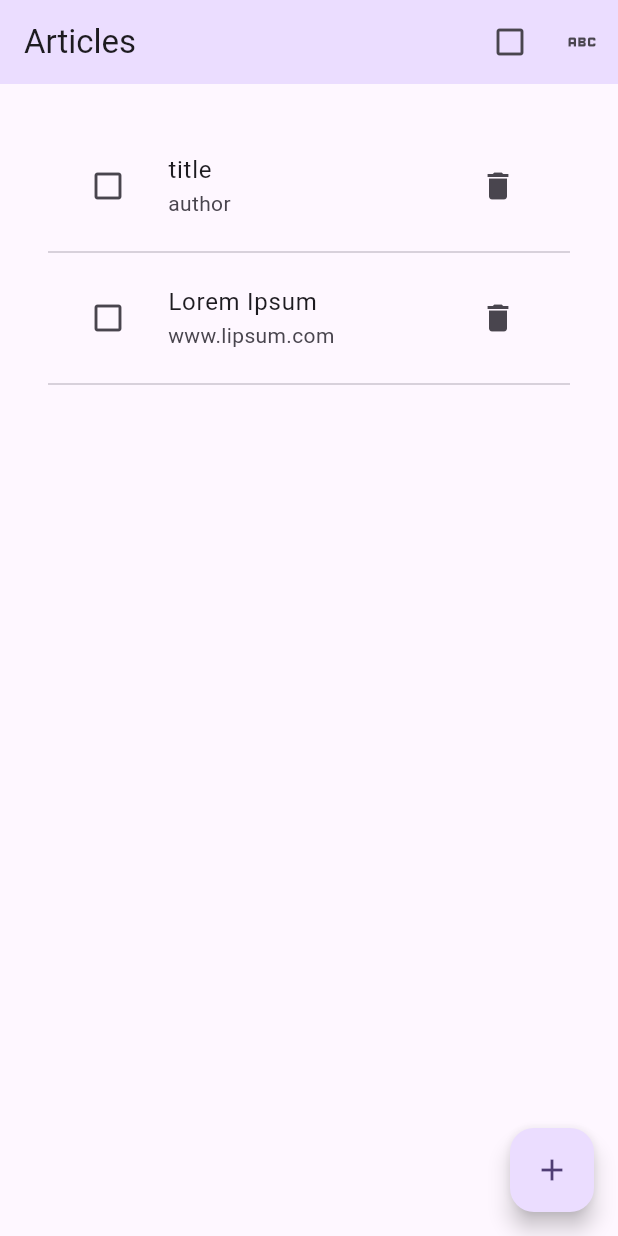
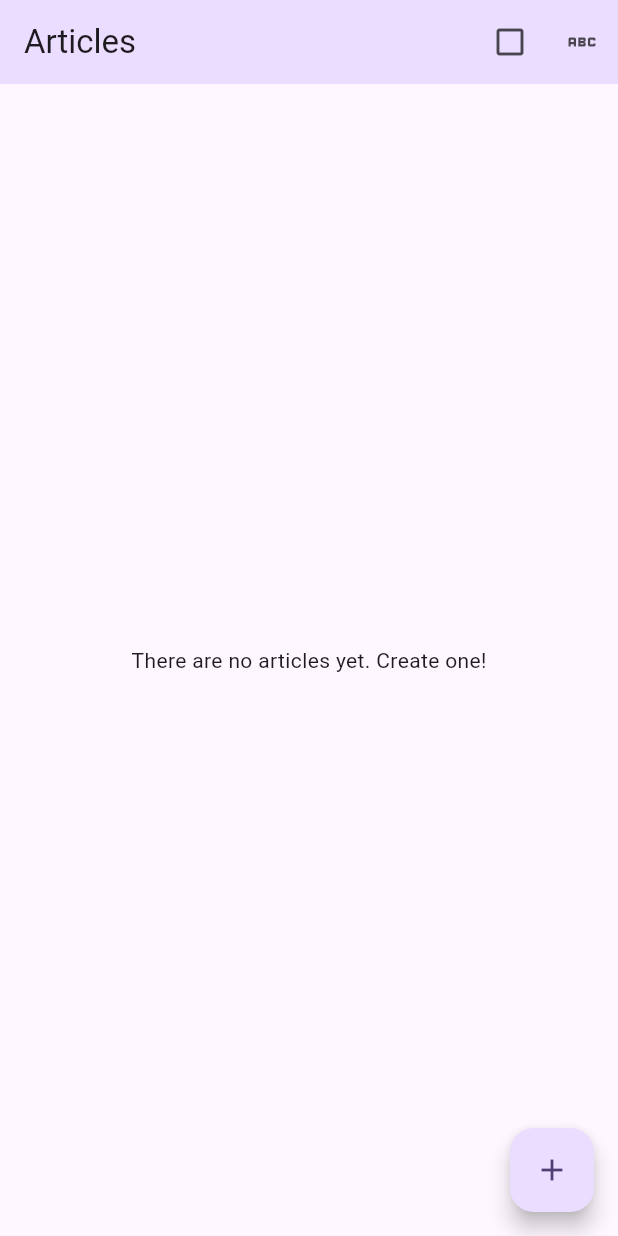
Before and after one commit to karen-asipuela-vinci/vinci-2, a Flutter app: the screen it shows after launch, on a phone screen of 412 x 824 dp. Run offline on Flutter 3.47's test engine with Material 3 defaults, Android fonts, the phone set to English and light mode, and no system bars; our stand-ins replace go_router.

```diff
--- a/intro-mobile/exo4/lib/main.dart
+++ b/intro-mobile/exo4/lib/main.dart
@@ -1,53 +1,60 @@
-import 'package:exo4/views/article_screen.dart';
-import 'package:exo4/views/form_screen.dart';
-import 'package:exo4/views/list_screen.dart';
+import 'package:exo4/view_models/click_actions_article.dart';
+
+import 'view_models/click_actions_article.dart';
+import 'package:provider/provider.dart';
+
+import 'views/article_screen.dart';
+import 'views/form_screen.dart';
+import 'views/list_screen.dart';
 import 'package:flutter/material.dart';
 import 'package:go_router/go_router.dart';
 
 import 'models/article.dart';
 
-final GoRouter _routeur = GoRouter(
+final GoRouter _router = GoRouter(
   initialLocation: '/',
   routes: [
     GoRoute(
       path: '/',
-      builder: (context, state) {
-        return const ListScreen();
-      },
+      builder: (context, state) => const ListScreen(),
+      routes: [
+        GoRoute(
+          path: 'create-article',
+          builder: (context, state) => const FormScreen(),
+        ),
+        GoRoute(
+          path: 'articles/:id',
+          builder: (context, state) {
+            final id = state.pathParameters['id']!;
+            final Article? article =
+            Provider.of<ClickActionsArticle>(context, listen: false)
+                .getArticleById(int.parse(id));
+            return ArticleScreen(article: article!);
+          },
+        ),
+      ],
     ),
-    GoRoute(
-        path: '/form',
-        builder: (context, state) {
-          return const FormScreen();
-        }
-    ),
-    GoRoute(
-        path: '/article/:id',
-        builder: (context, state) {
-          // ! state.extra as Article because we need a Article as parameter
-          return ArticleScreen(article: state.extra as Article);
-        }
-    ),
-  ]
+  ],
 );
 
 void main() {
-  runApp(const MyApp());
+  runApp(ChangeNotifierProvider<ClickActionsArticle>(
+      create: (context) => ClickActionsArticle(), child: const MyApp()));
 }
 
 class MyApp extends StatelessWidget {
-  const MyApp({Key? key});
+  const MyApp({super.key});
 
+  // This widget is the root of your application.
   @override
   Widget build(BuildContext context) {
     return MaterialApp.router(
-      routerConfig: _routeur,
-      title: 'Exo4',
+      routerConfig: _router,
+      title: 'Articles App',
       theme: ThemeData(
         colorScheme: ColorScheme.fromSeed(seedColor: Colors.deepPurple),
         useMaterial3: true,
       ),
-      debugShowCheckedModeBanner: false,
     );
   }
 }
--- a/intro-mobile/exo4/lib/models/article.dart
+++ b/intro-mobile/exo4/lib/models/article.dart
@@ -15,7 +15,7 @@ class Article {
   @override
   bool operator ==(Object other) =>
       identical(this, other) ||
-      other is Article && runtimeType == other.runtimeType && id == other.id;
+          other is Article && runtimeType == other.runtimeType && id == other.id;
 
   @override
   int get hashCode => id.hashCode;
@@ -28,7 +28,7 @@ get defaultArticles {
         title: "Lorem Ipsum",
         author: "www.lipsum.com",
         content:
-            """Lorem ipsum dolor sit amet, consectetur adipiscing elit. Donec et diam at nulla scelerisque bibendum. Donec sagittis facilisis odio in fermentum. Nunc in sapien eros. Sed commodo purus ac bibendum laoreet. In quam leo, fermentum vel vulputate a, volutpat at leo. Sed dignissim, sapien nec commodo dapibus, dolor velit sodales ex, sit amet ornare sem tellus quis nibh. Donec placerat justo sed lectus laoreet, egestas tincidunt enim luctus. Aenean vel ligula nisi. Pellentesque arcu tellus, aliquam a orci a, scelerisque accumsan lectus. Curabitur ac urna ac massa mollis semper sed id tortor.
+        """Lorem ipsum dolor sit amet, consectetur adipiscing elit. Donec et diam at nulla scelerisque bibendum. Donec sagittis facilisis odio in fermentum. Nunc in sapien eros. Sed commodo purus ac bibendum laoreet. In quam leo, fermentum vel vulputate a, volutpat at leo. Sed dignissim, sapien nec commodo dapibus, dolor velit sodales ex, sit amet ornare sem tellus quis nibh. Donec placerat justo sed lectus laoreet, egestas tincidunt enim luctus. Aenean vel ligula nisi. Pellentesque arcu tellus, aliquam a orci a, scelerisque accumsan lectus. Curabitur ac urna ac massa mollis semper sed id tortor.
 
 Praesent at mi aliquet, cursus arcu ac, congue magna. Maecenas ut ipsum nec dui imperdiet scelerisque. Curabitur fringilla posuere ipsum porta ornare. Nulla porttitor eget diam ac auctor. Quisque efficitur tortor vitae arcu lacinia rhoncus. Donec aliquam viverra sem, non pellentesque risus eleifend nec. Curabitur molestie, dui eget auctor rutrum, sapien sem condimentum leo, quis imperdiet lacus sem sit amet libero. Morbi nulla neque, suscipit nec molestie id, auctor mattis urna. Curabitur id tincidunt felis, id sollicitudin nunc. Aliquam eu justo eget quam semper placerat quis fringilla est. Vestibulum finibus quam sed lacus cursus, in tempus nunc tincidunt. Quisque ullamcorper purus quis ligula pulvinar, eu rhoncus libero luctus. Duis accumsan magna sed feugiat feugiat. Morbi imperdiet ligula eu dignissim efficitur. Phasellus commodo mi et sagittis ultrices. Vivamus sagittis blandit dui, eget tincidunt neque accumsan quis.
 
--- /dev/null
+++ b/intro-mobile/exo4/lib/view_models/click_actions_article.dart
@@ -0,0 +1,36 @@
+import 'package:flutter/foundation.dart';
+
+import '../models/article.dart';
+
+class ClickActionsArticle extends ChangeNotifier {
+  final List<Article> _articles = <Article>[];
+  bool _showRead = false;
+
+  List<Article> get articles => _articles;
+  bool get showRead => _showRead;
+
+// changer si lu ou non lu
+  void toggleShowRead() {
+    _showRead = !_showRead;
+    notifyListeners();
+  }
+
+Article? getArticleById(int id) {
+    return _articles.firstWhere((element) => element.id == id);
+}
+
+void addArticle(Article article) {
+  _articles.add(article);
+  notifyListeners();
+}
+
+  void deleteArticle(Article article) {
+    _articles.remove(article);
+    notifyListeners();
+  }
+
+  void toggleRead(Article article) {
+    article.read = !article.read;
+    notifyListeners();
+  }
+}
--- a/intro-mobile/exo4/lib/views/list_screen.dart
+++ b/intro-mobile/exo4/lib/views/list_screen.dart
@@ -1,34 +1,37 @@
+import 'package:exo4/view_models/click_actions_article.dart';
+
+import '../view_models/click_actions_article.dart';
 import 'package:flutter/material.dart';
 import 'package:go_router/go_router.dart';
-
-import '../models/article.dart';
+import 'package:provider/provider.dart';
 
 class ListScreen extends StatelessWidget {
   const ListScreen({super.key});
 
   @override
   Widget build(BuildContext context) {
-    var showRead = false; // TODO F07 get state from view model
+    return Consumer<ClickActionsArticle>(builder: (context, viewModel, child) {
       var articles = [
-      for (var article in defaultArticles)
-        if (showRead || !article.read) article
-    ]; // TODO F07 get state from view model
+        for (var article in viewModel.articles)
+          if (viewModel.showRead || !article.read) article
+      ];
+
       return Scaffold(
         appBar: AppBar(
           title: const Text("Articles"),
           backgroundColor: Theme.of(context).colorScheme.primaryContainer,
           actions: [
             IconButton(
-            icon: showRead
+              icon: viewModel.showRead
                   ? const Icon(Icons.check_box)
                   : const Icon(Icons.check_box_outline_blank),
-            onPressed: () {}, // TODO F07 show/hide read articles
+              onPressed: () => viewModel.toggleShowRead(),
             ),
             IconButton(icon: const Icon(Icons.abc), onPressed: () {}),
           ],
         ),
         floatingActionButton: FloatingActionButton(
-        onPressed: () =>  context.go("/form"), // TODO F06 go to form screen
+          onPressed: () => context.go("/create-article"),
           child: const Icon(Icons.add),
         ),
         body: Padding(
@@ -48,16 +51,14 @@ class ListScreen extends StatelessWidget {
                       icon: article.read
                           ? const Icon(Icons.check_box)
                           : const Icon(Icons.check_box_outline_blank),
-                          onPressed: () {}, // TODO F07 mark as read
+                      onPressed: () => viewModel.toggleRead(article),
                     ),
                     title: Text(article.title),
                     subtitle: Text(article.author),
-                        onTap: () => context.go("/article/${article.id}",
-                            extra: article), // TODO F07 mark as read
-                        // TODO F06 go to article screen with a path parameter (the article id) and passing the article as an extra argument
+                    onTap: () => context.go('/articles/${article.id}'),
                     trailing: IconButton(
                       icon: const Icon(Icons.delete),
-                          onPressed: () {}, // TODO F07 delete article
+                      onPressed: () => viewModel.deleteArticle(article),
                     ),
                   ),
                   const Divider(),
@@ -67,5 +68,6 @@ class ListScreen extends StatelessWidget {
           ),
         ),
       );
+    });
   }
 }
--- a/intro-mobile/exo4/pubspec.yaml
+++ b/intro-mobile/exo4/pubspec.yaml
@@ -36,6 +36,7 @@ dependencies:
   # Use with the CupertinoIcons class for iOS style icons.
   cupertino_icons: ^1.0.6
   go_router: ^14.1.3
+  provider: ^6.1.2
 
 dev_dependencies:
   flutter_test:
```
Also changed, not shown: intro-mobile/exo4/lib/views/article_screen.dart (+12 -13 lines), intro-mobile/exo4/lib/views/form_screen.dart (+16 -9 lines), intro-mobile/exo4/pubspec.lock. Lines whose indentation alone changed are shown as unchanged.
